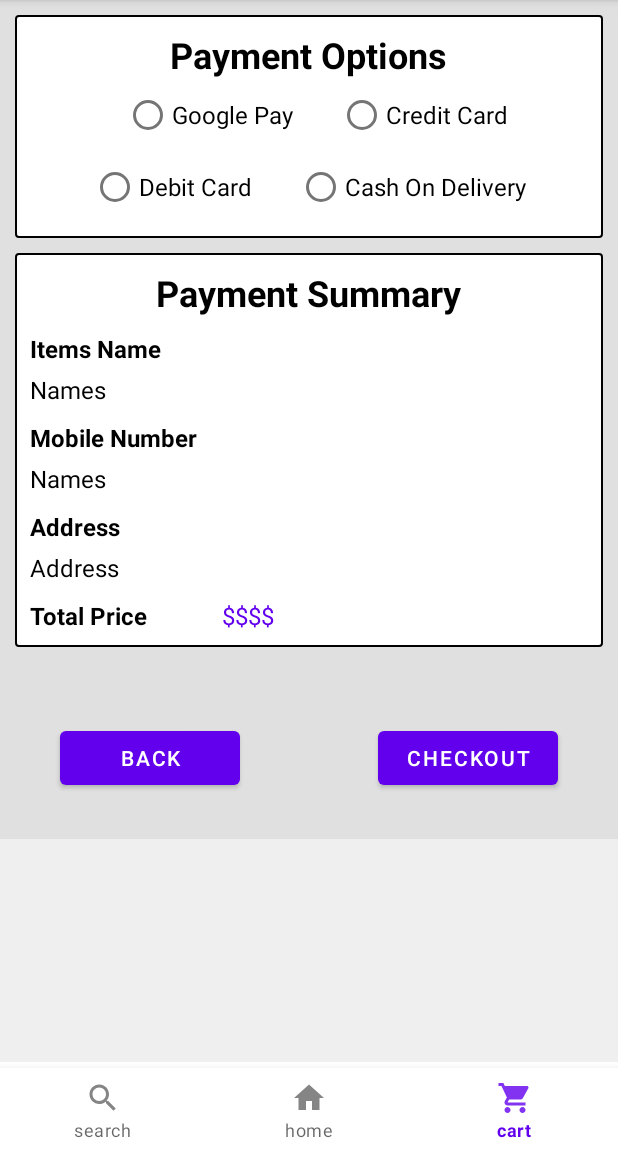
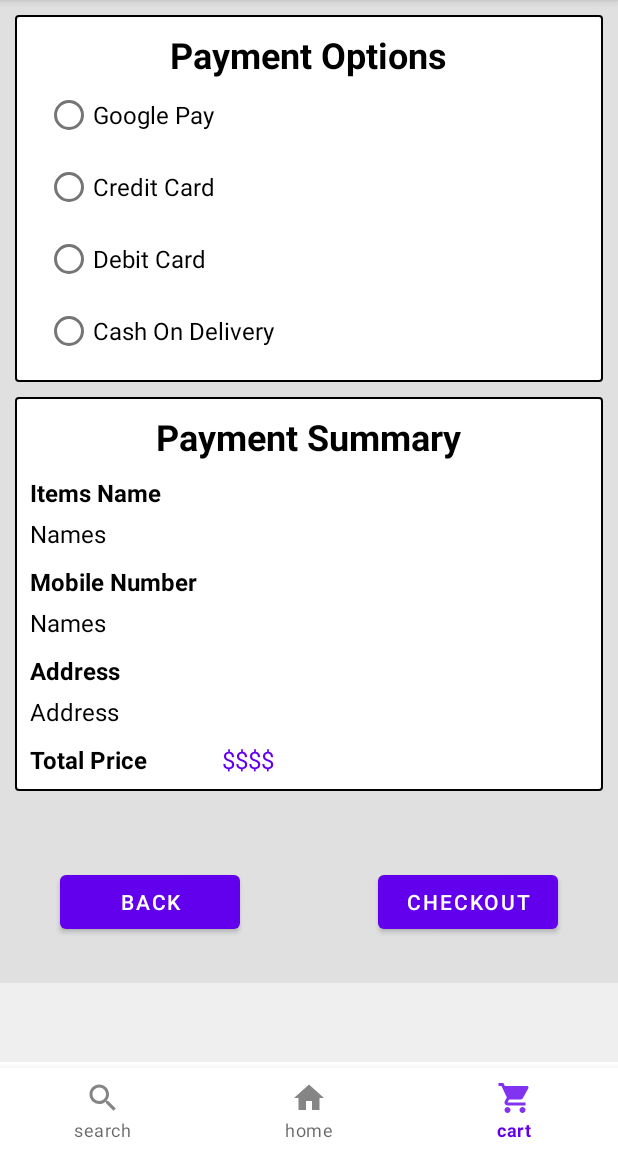
Before and after one commit to adarsh-goswamii/ShoppingApplication, an Android app: the fragment ThirdCartFragment placed in its activity, on a phone screen of 412 x 824 dp, the part 84-1236 px from its top. Run offline under Robolectric (Android 15) with nearby library versions, the phone set to English and light mode, and no system bars; pictures from the network do not load.

```diff
--- a/app/src/main/java/com/example/shoppingapplication/GroceryItemActivity.java
+++ b/app/src/main/java/com/example/shoppingapplication/GroceryItemActivity.java
@@ -71,7 +71,8 @@ public class GroceryItemActivity extends AppCompatActivity implements AddReviewD
                     @Override
                     public void onClick(View view) {
                         Utils.addToCart(GroceryItemActivity.this, product);
-                        // todo navigate to other activity.
+                        Intent intent= new Intent(GroceryItemActivity.this, CartActivity.class);
+                        startActivity(intent);
                     }
                 });
 
--- a/app/src/main/res/layout/fragment_caset_second.xml
+++ b/app/src/main/res/layout/fragment_caset_second.xml
@@ -59,7 +59,7 @@
         android:layout_width="match_parent"
         android:layout_height="50dp"
         android:id="@+id/edittext_houseno"
-        android:hint="Flat, House no, Building, Company, Apartment."
+        android:hint="Flat, House no, Building, Apartment"
         android:background="@drawable/stylles"
         android:layout_below="@+id/edittext_pincode"
         android:layout_marginTop="10dp"
--- a/app/src/main/res/layout/fragment_caset_third.xml
+++ b/app/src/main/res/layout/fragment_caset_third.xml
@@ -10,16 +10,12 @@
     android:padding="10dp"
     android:layout_height="match_parent">
 
-    <RadioGroup
+    <RelativeLayout
         android:layout_width="match_parent"
         android:layout_height="wrap_content"
-        android:id="@+id/radio_group"
         android:background="@drawable/stylles"
+        android:id="@+id/payment_options"
         >
-
-        <RelativeLayout
-            android:layout_width="match_parent"
-            android:layout_height="wrap_content">
 
         <TextView
             android:layout_width="wrap_content"
@@ -32,12 +28,12 @@
             android:layout_centerHorizontal="true"
             />
 
-            <LinearLayout
+        <RadioGroup
+            android:layout_width="match_parent"
+            android:layout_height="wrap_content"
+            android:id="@+id/radio_group"
             android:layout_below="@+id/text_payment"
-                android:layout_centerHorizontal="true"
-                android:layout_width="wrap_content"
-                android:id="@+id/linear_layout1"
-                android:layout_height="wrap_content">
+            >
 
             <RadioButton
                 android:layout_width="wrap_content"
@@ -54,21 +50,15 @@
                 android:textSize="16sp"
                 android:text="Credit Card"
                 android:id="@+id/radio_credit_card"
-                    android:layout_marginLeft="30dp"
+                android:layout_marginLeft="10dp"
                 />
-            </LinearLayout>
-
-            <LinearLayout
-                android:layout_width="wrap_content"
-                android:layout_height="wrap_content"
-                android:layout_centerHorizontal="true"
-                android:layout_below="@+id/linear_layout1">
 
             <RadioButton
                 android:layout_width="wrap_content"
                 android:layout_height="wrap_content"
                 android:textSize="16sp"
                 android:id="@+id/radio_debit_card"
+                android:layout_marginLeft="10dp"
                 android:text="Debit Card"
                 />
 
@@ -78,17 +68,16 @@
                 android:textSize="16sp"
                 android:id="@+id/radio_cash_on_delivery"
                 android:text="Cash On Delivery"
-                    android:layout_marginLeft="30dp"
+                android:layout_marginLeft="10dp"
                 />
 
-            </LinearLayout>
+        </RadioGroup>
     </RelativeLayout>
-    </RadioGroup>
 
     <RelativeLayout
         android:layout_width="match_parent"
         android:layout_height="wrap_content"
-        android:layout_below="@+id/radio_group"
+        android:layout_below="@+id/payment_options"
         android:background="@drawable/stylles"
         android:id="@+id/relative_layout_summary"
         android:layout_marginTop="10dp"
```
Also changed, not shown: app/build.gradle (+13 -0 lines), app/src/main/java/com/example/shoppingapplication/ThirdCartFragment.java (+54 -0 lines), app/src/main/java/com/example/shoppingapplication/Utils.java (+34 -1 lines). Lines whose indentation alone changed are shown as unchanged.
